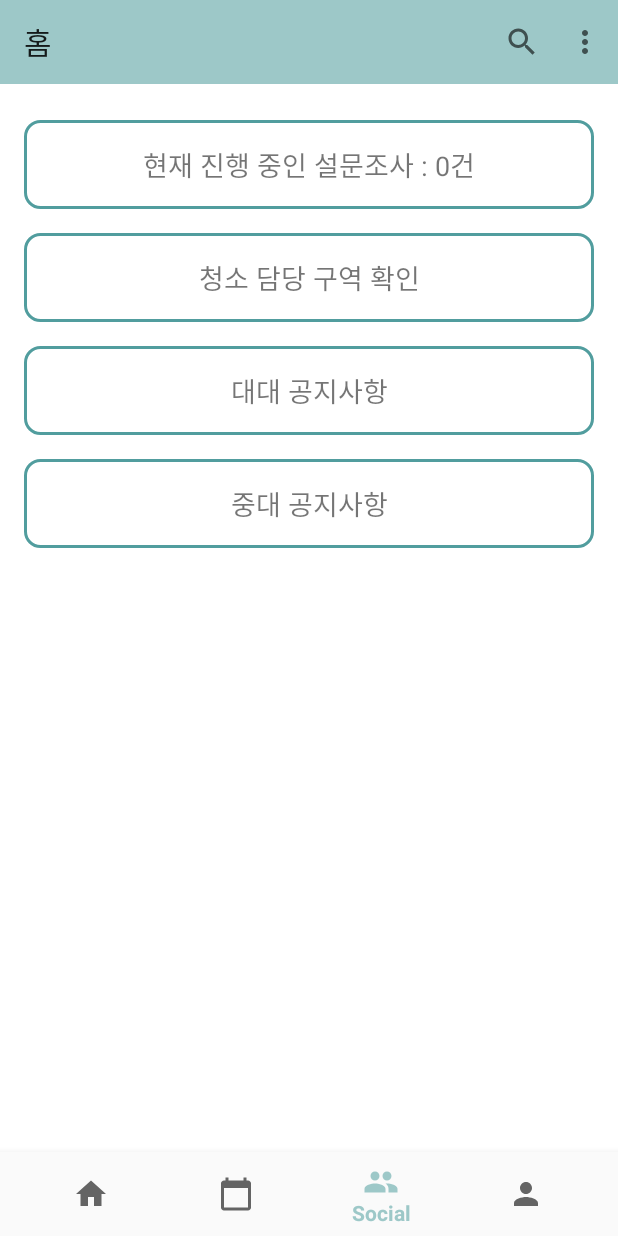
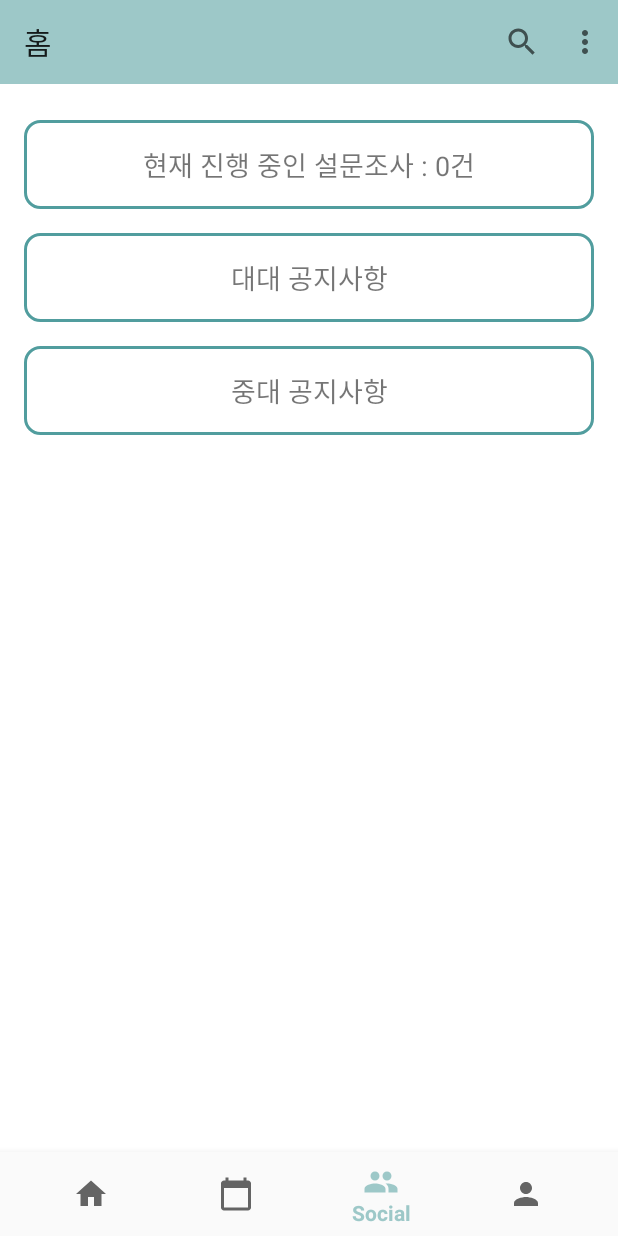
Before and after one commit to osamhack2020/app_ToMAS_9797, an Android app: the SocialFragment screen opened through its navigation route, on a phone screen of 412 x 824 dp. Run offline under Robolectric (Android 15) with nearby library versions, the phone set to English and light mode, and no system bars; our stand-ins replace Firebase (no records; nobody signed in at launch, a user with empty details on screens opened directly), navigation-ui.

Commit message:
디자인 수정

```diff
--- a/app/src/main/java/com/team9797/ToMAS/ui/social/enroll_social_manager/enroll_social_manager.java
+++ b/app/src/main/java/com/team9797/ToMAS/ui/social/enroll_social_manager/enroll_social_manager.java
@@ -103,6 +103,7 @@ public class enroll_social_manager extends Fragment {
                                 }
                             });
                 }
+                Toast.makeText(mainActivity, "추가되었습니다", Toast.LENGTH_SHORT);
                 // 새로고침
                 fragmentTransaction = fragmentManager.beginTransaction();
                 fragmentTransaction.detach(enroll_social_manager.this).attach(enroll_social_manager.this).commit();
--- a/app/src/main/res/layout/enroll_social_manager.xml
+++ b/app/src/main/res/layout/enroll_social_manager.xml
@@ -16,5 +16,7 @@
         android:id="@+id/enroll_manager"
         android:layout_width="match_parent"
         android:layout_height="wrap_content"
-        android:text="Button" />
+        android:layout_margin="12dp"
+        android:background="@color/accent"
+        android:text="부대관리자 등록" />
 </LinearLayout>
--- a/app/src/main/res/layout/fragment_social.xml
+++ b/app/src/main/res/layout/fragment_social.xml
@@ -21,20 +21,6 @@
         android:padding="@dimen/content_padding"
         android:singleLine="true"
         android:text="현재 진행 중인 설문조사 : 0건"
-        android:textIsSelectable="false"
-        android:textSize="18sp" />
-
-    <TextView
-        android:id="@+id/textView8"
-        android:layout_width="match_parent"
-        android:layout_height="wrap_content"
-        android:layout_marginTop="@dimen/content_margin"
-        android:layout_marginBottom="@dimen/content_margin"
-        android:background="@drawable/buttonshape_type1"
-        android:gravity="center"
-        android:padding="@dimen/content_padding"
-        android:singleLine="true"
-        android:text="청소 담당 구역 확인"
         android:textIsSelectable="false"
         android:textSize="18sp" />
 
--- a/app/src/main/res/layout/multiple_choice_selection_customview.xml
+++ b/app/src/main/res/layout/multiple_choice_selection_customview.xml
@@ -26,13 +26,11 @@
             android:id="@+id/selection_custom_delete_button"
             android:layout_width="wrap_content"
             android:layout_height="wrap_content"
-            android:background="@color/colorPrimary"
             android:includeFontPadding="false"
             android:minWidth="0dp"
             android:minHeight="0dp"
             android:padding="8dp"
             android:text="X"
-            android:textColor="#FFFFFF"
             android:textSize="18sp" />
     </LinearLayout>
 
--- a/app/src/main/res/layout/survey_question_customview.xml
+++ b/app/src/main/res/layout/survey_question_customview.xml
@@ -32,6 +32,8 @@
             android:layout_width="wrap_content"
             android:layout_height="wrap_content"
             android:layout_weight="1"
+            android:background="@color/colorPrimary"
+            android:textColor="#FFFFFF"
             android:text="x" />
     </LinearLayout>
 
```
